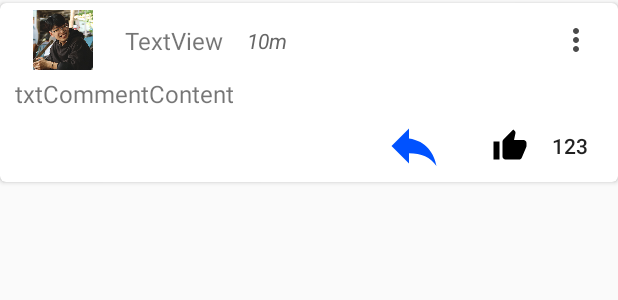
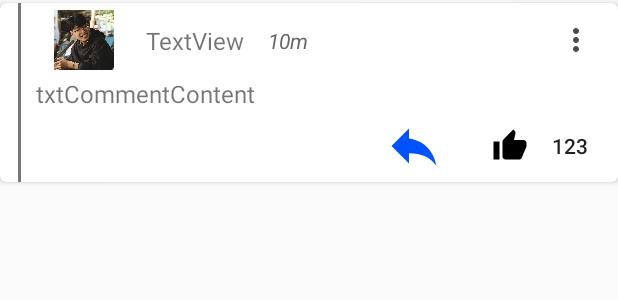
Before and after one commit to quochung2k3/HealthyApp, an Android app: the layout item_user_comment.xml on its own in the app's theme, with its tools: preview values and no code run, on a phone screen of 412 x 824 dp. Shown: the top 300 px of the screen. Run offline under Robolectric (Android 15) with nearby library versions, the phone set to English and light mode, and no system bars.

Commit message:
reply comment

```diff
--- a/app/src/main/res/layout/item_user_comment.xml
+++ b/app/src/main/res/layout/item_user_comment.xml
@@ -9,8 +9,21 @@
     android:layout_marginVertical="2dp"
     cardview:cardUseCompatPadding="false">
 
+    <LinearLayout
+        android:layout_width="wrap_content"
+        android:layout_height="wrap_content"
+        android:orientation="horizontal">
 
-    <LinearLayout
+        <View
+            android:id="@+id/vertical_line"
+            android:visibility="visible"
+            android:layout_width="2dp"
+            android:layout_marginLeft="12dp"
+            android:layout_height="match_parent"
+            android:background="#777"
+        />
+
+        <LinearLayout
         android:id="@+id/item_user_post"
         android:layout_width="match_parent"
         android:layout_height="wrap_content"
@@ -107,6 +120,6 @@
                 android:src="@drawable/baseline_reply_24" />
 
         </RelativeLayout>
-
+    </LinearLayout>
     </LinearLayout>
 </androidx.cardview.widget.CardView>
```
Also changed, not shown: app/src/main/java/com/example/healthyapp/PostDetailActivity.java (+42 -7 lines), app/src/main/java/com/example/healthyapp/adapter/CommentAdapter.java (+19 -1 lines), app/src/main/java/com/example/healthyapp/models/CommentModel.java (+10 -0 lines), app/src/main/res/layout/activity_post_detail.xml (+22 -0 lines).
